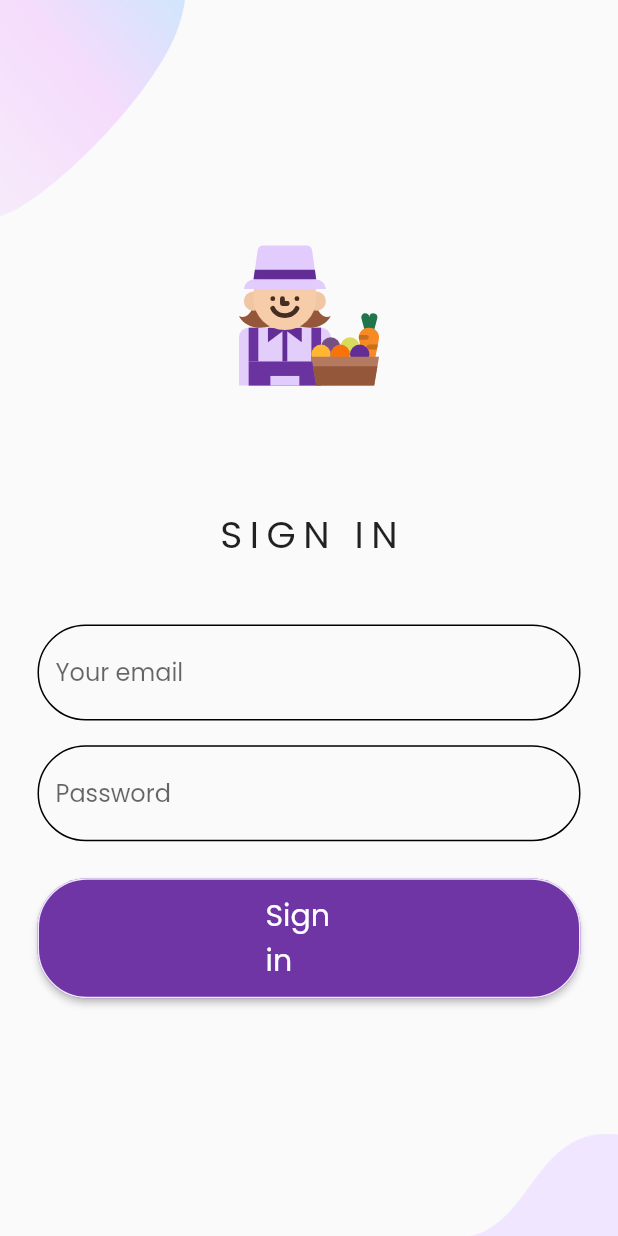
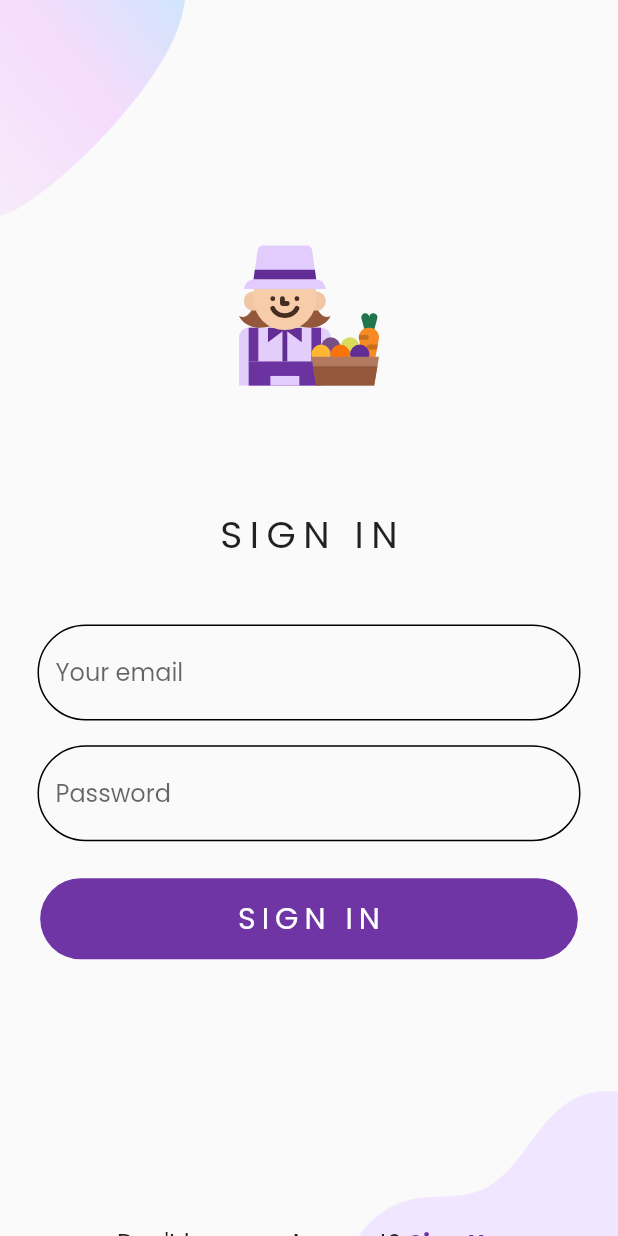
Before and after one commit to axactstudios/bandhu, a Flutter app: the screen it shows after launch, on a phone screen of 412 x 824 dp. Run offline on Flutter 3.47's test engine with Material 2 defaults, Android fonts, the light colour scheme and no system bars; our stand-ins replace file_picker, firebase_auth, firebase_database, firebase_storage, flutter_svg, fluttertoast and 2 more; accounts and stored records are empty.

Commit message:
fixed the issue in button design on sign in and sign up pages(to be checked on other devices). also, allowed the user to upload any kind of file in the documents section.

```diff
--- a/lib/MyHomePage.dart
+++ b/lib/MyHomePage.dart
@@ -49,19 +49,19 @@ class _MyHomePageState extends State<MyHomePage> {
       PersistentBottomNavBarItem(
         icon: Icon(CupertinoIcons.person),
         title: ("Second Screen"),
-        activeColor: CupertinoColors.activeBlue,
+        activeColor: Color(0xFF6F35A5),
         inactiveColor: CupertinoColors.systemGrey,
       ),
       PersistentBottomNavBarItem(
         icon: Icon(CupertinoIcons.home),
         title: ("Home"),
-        activeColor: CupertinoColors.activeBlue,
+        activeColor: Color(0xFF6F35A5),
         inactiveColor: CupertinoColors.systemGrey,
       ),
       PersistentBottomNavBarItem(
         icon: Icon(CupertinoIcons.folder),
         title: ("My Documents"),
-        activeColor: CupertinoColors.activeBlue,
+        activeColor: Color(0xFF6F35A5),
         inactiveColor: CupertinoColors.systemGrey,
       ),
     ];
--- a/lib/Screens/MyDocuments.dart
+++ b/lib/Screens/MyDocuments.dart
@@ -107,7 +107,7 @@ class _MyDocumentsState extends State<MyDocuments> {
 
   Future filePicker(BuildContext context) async {
     try {
-      file = await FilePicker.getFile(type: FileType.image);
+      file = await FilePicker.getFile(type: FileType.any);
       setState(() {
         fileName = p.basename(file.path);
       });
--- a/lib/auth/SignInPage.dart
+++ b/lib/auth/SignInPage.dart
@@ -120,32 +120,39 @@ class _SignInPageState extends State<SignInPage> {
                     SizedBox(
                       height: size.height * 0.03,
                     ),
-                    RaisedButton(
-                      padding: EdgeInsets.fromLTRB(152, 10, 152, 10),
-                      color: Color(0xFF6F35A5),
-                      onPressed: () {
+                    InkWell(
+                      onTap: () {
                         if (_formKey.currentState.validate()) {
                           signIn(
                               phone: _phoneController.text,
                               password: _passwordController.text);
                         }
                       },
-                      shape: RoundedRectangleBorder(
-                        side: BorderSide(color: Color(0xFFF1E6FF)),
+                      child: Container(
+                        decoration: BoxDecoration(
+                          color: Color(0xFF6F35A5),
                           borderRadius: BorderRadius.circular(33),
                         ),
+                        width: ((MediaQuery.of(context).size).width * 0.87),
+                        child: Center(
+                          child: Padding(
+                            padding: const EdgeInsets.all(12.0),
                             child: Text(
-                        'Sign in',
+                              'SIGN IN',
                               style: GoogleFonts.poppins(
                                 textStyle: TextStyle(
+                                    fontSize: 20,
                                     fontWeight: FontWeight.w400,
                                     color: Colors.white,
-                              fontSize: 20),
+                                    letterSpacing: 4),
+                              ),
+                            ),
+                          ),
                         ),
                       ),
                     ),
                     SizedBox(
-                      height: size.height * 0.218,
+                      height: size.height * 0.215,
                     ),
                     Row(
                       mainAxisAlignment: MainAxisAlignment.center,
@@ -209,3 +216,28 @@ class _SignInPageState extends State<SignInPage> {
     });
   }
 }
+
+//RaisedButton(
+//padding: EdgeInsets.fromLTRB(152, 10, 152, 10),
+//color: Color(0xFF6F35A5),
+//onPressed: () {
+//if (_formKey.currentState.validate()) {
+//signIn(
+//phone: _phoneController.text,
+//password: _passwordController.text);
+//}
+//},
+//shape: RoundedRectangleBorder(
+//side: BorderSide(color: Color(0xFFF1E6FF)),
+//borderRadius: BorderRadius.circular(33),
+//),
+//child: Text(
+//'Sign in',
+//style: GoogleFonts.poppins(
+//textStyle: TextStyle(
+//fontWeight: FontWeight.w400,
+//color: Colors.white,
+//fontSize: 20),
+//),
+//),
+//),
```
Also changed, not shown: lib/auth/SignUpPage.dart (+40 -14 lines). Lines whose indentation alone changed are shown as unchanged.
